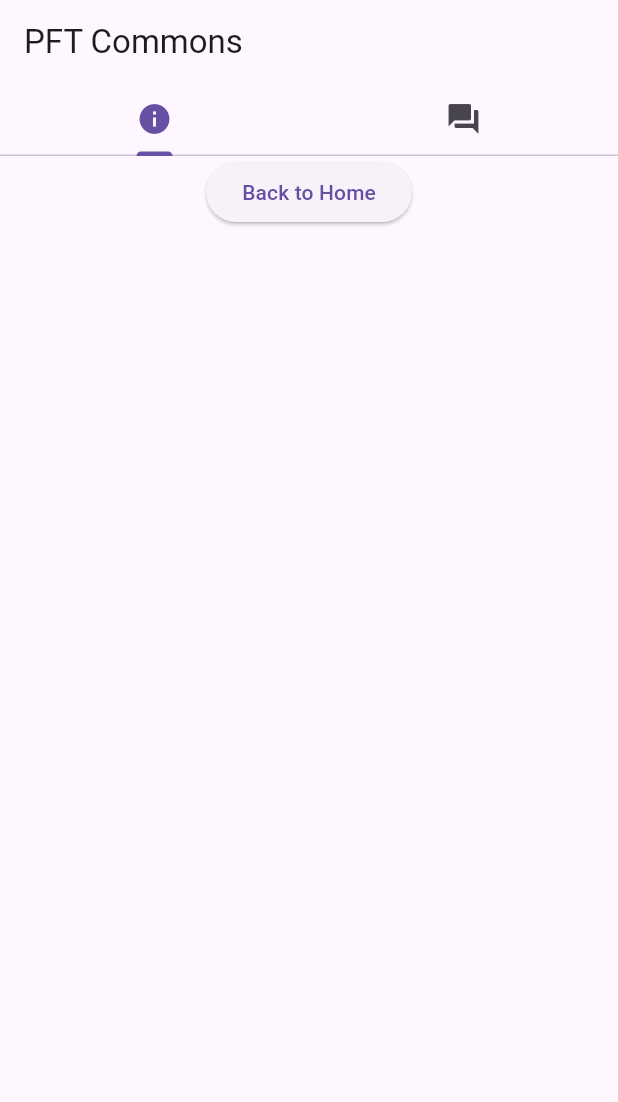
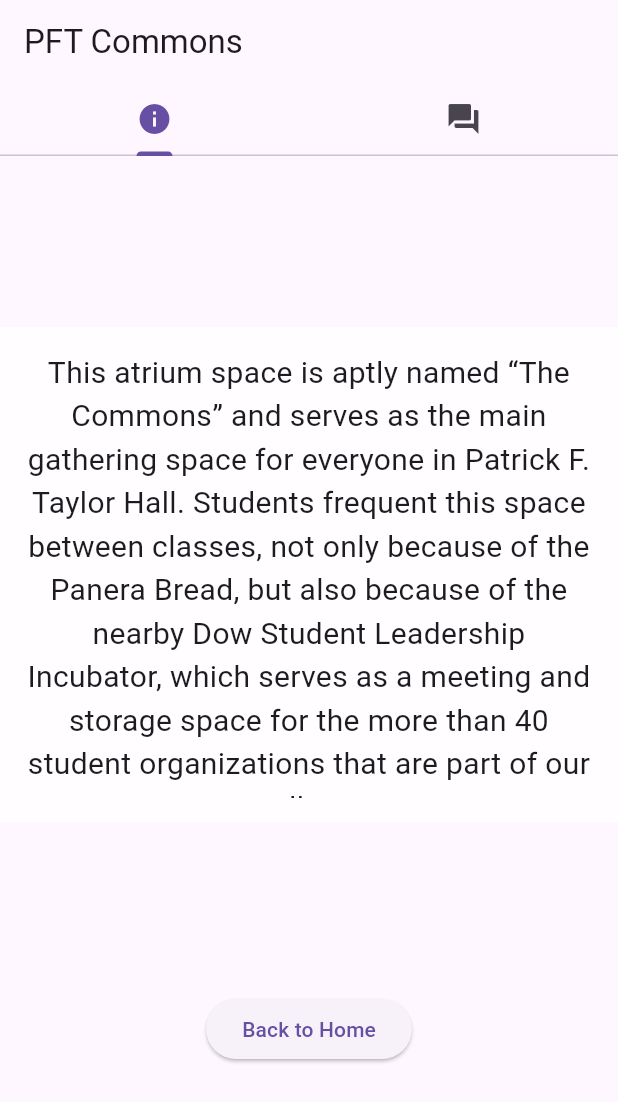
Before and after one commit to liz880/PFT_Hunt, a Flutter app: the screen it shows after launch, after a tap on "Cassidy M.", on a phone screen of 412 x 824 dp. Shown: the top 1102 px of the screen. Run offline on Flutter 3.47's test engine with Material 3 defaults, Android fonts, the phone set to English and light mode, and no system bars.

Commit message:
- Added text and edited it for my "Info" tab

```diff
--- a/pft_flutter_hunt/lib/cassidy_m.dart
+++ b/pft_flutter_hunt/lib/cassidy_m.dart
@@ -32,7 +32,24 @@ class CassMPage extends StatelessWidget {
           body: TabBarView(
             children: [
               Column(
+                mainAxisAlignment: MainAxisAlignment.spaceEvenly,
                 children: [
+                   Container(
+                    color: Colors.white70,
+                    width: 450,
+                    height: 330,
+                    alignment: Alignment.center,
+                    padding: EdgeInsets.all(16.0),
+                    child: Center(
+                      child: Text(
+                        "This atrium space is aptly named “The Commons” and serves as the main gathering space for everyone in Patrick F. Taylor Hall. Students frequent this space between classes, not only because of the Panera Bread, but also because of the nearby Dow Student Leadership Incubator, which serves as a meeting and storage space for the more than 40 student organizations that are part of our college.",
+                        textAlign: TextAlign.center,
+                        style: TextStyle(
+                          fontSize: 20,
+                        ),
+                      ),
+                    ),
+                  ),
                   ElevatedButton(
                     child: const Text('Back to Home'),
                     onPressed: () {
```
